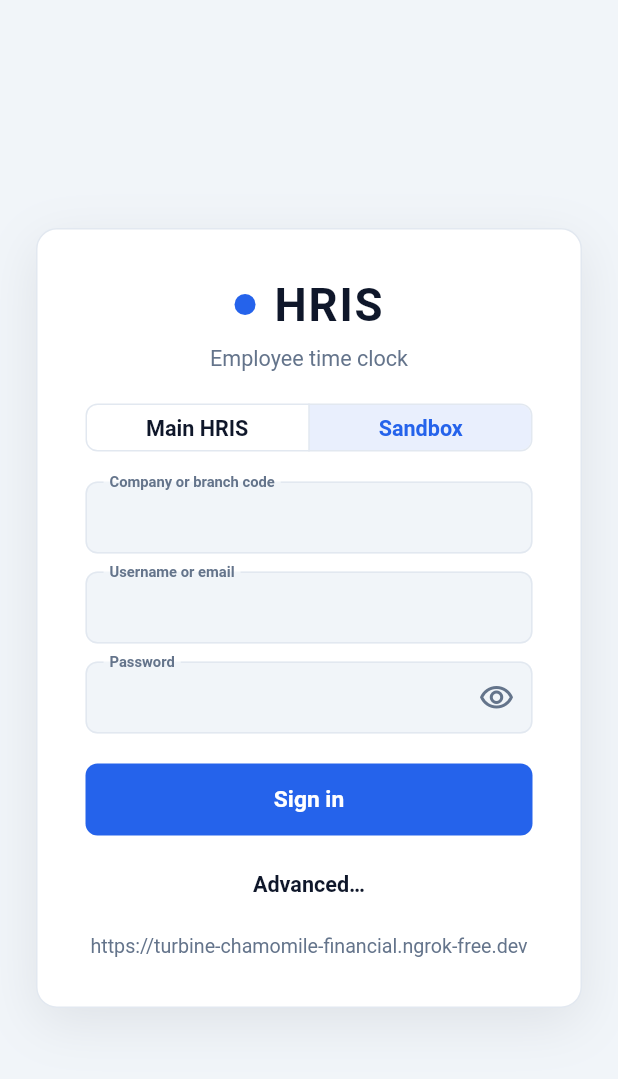
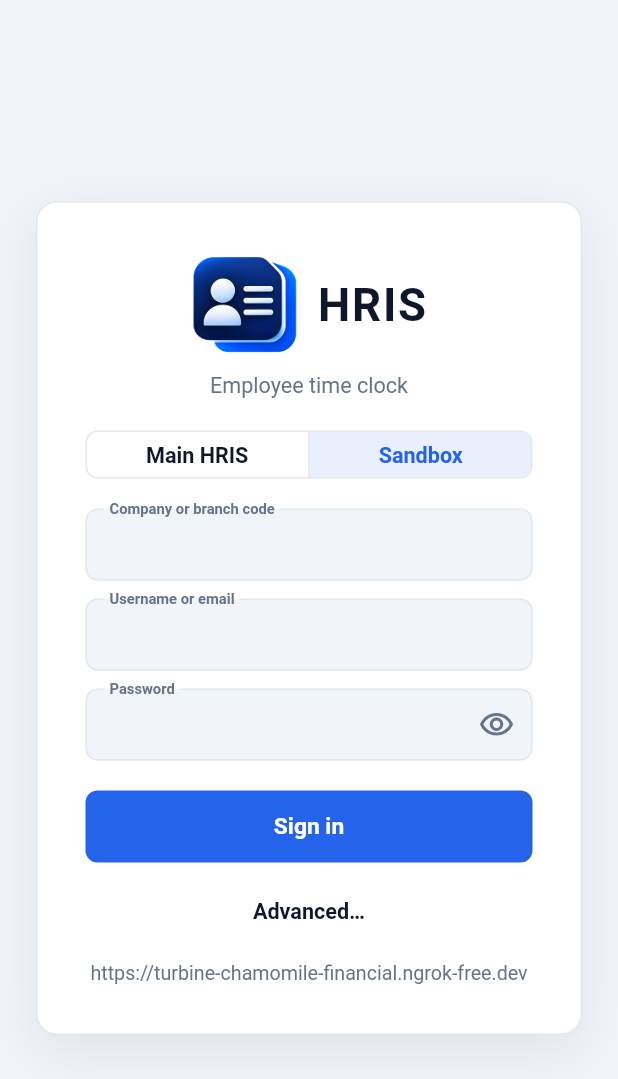
Before and after one commit to AymonL331/HRIS_mobile, a Flutter app: the screen it shows after launch, after a tap on "Sandbox", on a phone screen of 412 x 824 dp. Shown: the top 1079 px of the screen. Run offline on Flutter 3.47's test engine with Material 3 defaults, Android fonts, the phone set to English and light mode, and no system bars; our stand-ins replace battery_plus, device_info_plus, flutter_local_notifications, flutter_secure_storage, geolocator, image_picker and 5 more; missing offline and left inert: android_alarm_manager_plus, flutter_foreground_task, webview_flutter_android; accounts and stored records are empty; network calls fail.

Commit message:
1.9.5+27: the new HRIS logo — launcher icon, splash, notifications, in-app mark
- tool/brand/make_icons.ps1 rebuilt: every source comes from the two brand
  masters (assets/brand/hris-icon-light/dark-1024.png, the website's artwork).
- Launcher: white adaptive background, the mark at 72% of the foreground layer
  (inside a circular mask on every launcher), legacy icon for Android 7, and a
  monochrome of the person + lines only for themed icons.
- Notifications: ic_stat_hris, the same glyph filling the 24dp square at all
  five densities (the launcher monochrome read at half size in the status bar).
- Splash: the mark (light, or dark via drawable-night-nodpi) instead of the dot.
- BrandMark: the mark left of "HRIS", light or dark artwork by theme (40px bar,
  72px login/splash). Checked on the emulator: app drawer, splash, login.
- analyze clean, 332 tests.

Co-Authored-By: Claude Opus 5 (1M context) <noreply@anthropic.com>

```diff
--- a/lib/features/reminders/reminder_notifier.dart
+++ b/lib/features/reminders/reminder_notifier.dart
@@ -74,7 +74,7 @@ class LocalReminderNotifier implements ReminderNotifier {
   Future<void> initialize({void Function(String? payload)? onTap}) async {
     try {
       await plugin.initialize(
-        settings: const InitializationSettings(android: AndroidInitializationSettings('ic_launcher_monochrome')),
+        settings: const InitializationSettings(android: AndroidInitializationSettings('ic_stat_hris')),
         onDidReceiveNotificationResponse: onTap == null ? null : (r) => onTap(r.payload),
       );
       final android = plugin.resolvePlatformSpecificImplementation<AndroidFlutterLocalNotificationsPlugin>();
--- a/lib/shared/tokens.dart
+++ b/lib/shared/tokens.dart
@@ -205,5 +205,6 @@ abstract final class HrisType {
 abstract final class HrisSize {
   static const topBar = 60.0; // --header-height
   static const avatar = 32.0; // the top-bar avatar
-  static const brandDot = 10.0; // .brandDot
+  static const brandMark = 40.0; // the mark beside "HRIS" in the 60px top bar
+  static const brandMarkAuth = 72.0; // the login / splash mark
 }
--- a/lib/shared/widgets/brand_mark.dart
+++ b/lib/shared/widgets/brand_mark.dart
@@ -4,29 +4,38 @@ import '../tokens.dart';
 
 enum BrandMarkSize { bar, auth }
 
-/// The web brand block (Sidebar.module.css .brand): a primary dot and the
-/// "HRIS" wordmark, semibold and letter-spaced. [BrandMarkSize.bar] is the
-/// top-bar size; [BrandMarkSize.auth] the larger, centred version the login
-/// and splash use. Renders the word exactly once.
+/// The HRIS brand block, as the website draws it: the mark, then the "HRIS"
+/// wordmark to its right, semibold and letter-spaced. [BrandMarkSize.bar] is the
+/// top-bar / sidebar size; [BrandMarkSize.auth] the larger, centred version the
+/// login and splash use. Renders the word exactly once.
+///
+/// Two artworks, like the website (BrandLogo.jsx): the dark one's glow only
+/// reads on a dark surface, so the mark follows the theme the app is drawn in.
 class BrandMark extends StatelessWidget {
   final BrandMarkSize size;
 
   const BrandMark({super.key, this.size = BrandMarkSize.bar});
 
+  static const lightAsset = 'assets/brand/hris-icon-light.png';
+  static const darkAsset = 'assets/brand/hris-icon-dark.png';
+
   @override
   Widget build(BuildContext context) {
     final t = HrisTokens.of(context);
     final auth = size == BrandMarkSize.auth;
-    final dot = auth ? 14.0 : HrisSize.brandDot;
+    final mark = auth ? HrisSize.brandMarkAuth : HrisSize.brandMark;
     final fontSize = auth ? HrisType.xl : HrisType.lg;
+    final dark = Theme.of(context).brightness == Brightness.dark;
     return Row(
       mainAxisSize: MainAxisSize.min,
       mainAxisAlignment: auth ? MainAxisAlignment.center : MainAxisAlignment.start,
       children: [
-        Container(
-          width: dot,
-          height: dot,
-          decoration: BoxDecoration(color: t.primary, shape: BoxShape.circle),
+        Image.asset(
+          dark ? darkAsset : lightAsset,
+          width: mark,
+          height: mark,
+          filterQuality: FilterQuality.medium,
+          excludeFromSemantics: true,
         ),
         SizedBox(width: auth ? HrisSpace.s3 : HrisSpace.s2),
         Text(
```
Also changed, not shown: pubspec.yaml (+10 -5 lines), assets/brand/hris-icon-dark-1024.png (added), assets/brand/hris-icon-dark.png (added), assets/brand/hris-icon-light-1024.png (added), assets/brand/hris-icon-light.png (added), assets/brand/icon_foreground.png, assets/brand/icon_legacy.png, assets/brand/icon_monochrome.png (added), 29 other files.
